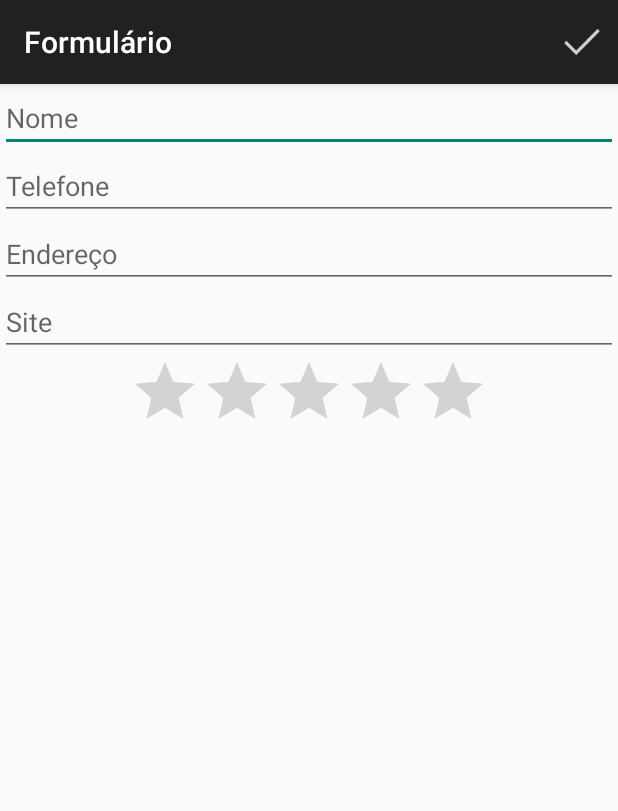
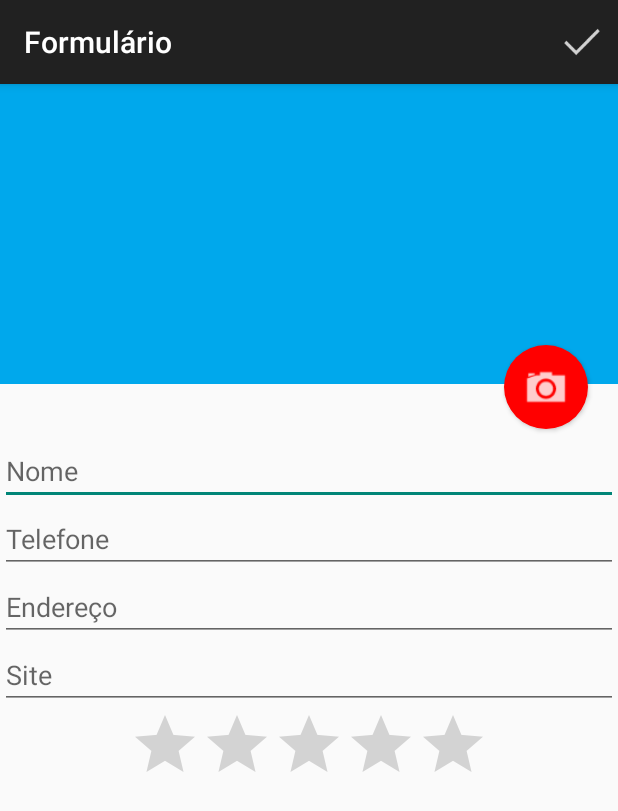
Before and after one commit to lucasgcampos/caelum-fj-57, an Android app: the FormularioActivity screen opened directly, with no data from a screen before it, after a tap on "ok", on a phone screen of 412 x 824 dp. Shown: the top 811 px of the screen. Run offline under Robolectric (Android 15) with nearby library versions, the phone set to English and light mode, and no system bars.

Commit message:
load image and update database

```diff
--- a/Cadastro/app/src/main/AndroidManifest.xml
+++ b/Cadastro/app/src/main/AndroidManifest.xml
@@ -23,5 +23,6 @@
     </application>
 
     <uses-permission android:name="android.permission.CALL_PHONE"></uses-permission>
+    <uses-permission android:name="android.permission.WRITE_EXTERNAL_STORAGE"></uses-permission>
 
 </manifest>
--- a/Cadastro/app/src/main/java/br/com/caelum/cadastro/FormularioActivity.java
+++ b/Cadastro/app/src/main/java/br/com/caelum/cadastro/FormularioActivity.java
@@ -1,6 +1,11 @@
 package br.com.caelum.cadastro;
 
+import android.app.Activity;
 import android.content.Intent;
+import android.graphics.Bitmap;
+import android.graphics.BitmapFactory;
+import android.net.Uri;
+import android.provider.MediaStore;
 import android.support.v7.app.ActionBarActivity;
 import android.os.Bundle;
 import android.view.Menu;
@@ -8,6 +13,8 @@ import android.view.MenuItem;
 import android.view.View;
 import android.widget.Button;
 import android.widget.Toast;
+
+import java.io.File;
 
 import br.com.caelum.cadastro.dao.AlunoDAO;
 import br.com.caelum.cadastro.helper.FormularioHelper;
@@ -17,6 +24,8 @@ import br.com.caelum.cadastro.model.Aluno;
 public class FormularioActivity extends ActionBarActivity {
 
     private FormularioHelper helper;
+    private static final int CODE_CAMERA = 1;
+    private String localArquivoFoto;
 
     @Override
     protected void onCreate(Bundle savedInstanceState) {
@@ -24,13 +33,49 @@ public class FormularioActivity extends ActionBarActivity {
         setContentView(R.layout.activity_formulario);
 
         this.helper = new FormularioHelper(this);
-
-        Intent intent = getIntent();
+        final Intent intent = getIntent();
 
         Aluno alunoEdicao = (Aluno) intent.getSerializableExtra("aluno");
         if (alunoEdicao != null) {
             helper.putOnForm(alunoEdicao);
         }
+
+        Button botaoFoto = helper.getFotoButton();
+        botaoFoto.setOnClickListener(new View.OnClickListener() {
+            @Override
+            public void onClick(View v) {
+                localArquivoFoto = getExternalFilesDir(null) + "/" + System.currentTimeMillis() + "jpg";
+
+                Uri localFoto = Uri.fromFile(new File(localArquivoFoto));
+                Intent intentFoto = new Intent(MediaStore.ACTION_IMAGE_CAPTURE);
+
+                intentFoto.putExtra(MediaStore.EXTRA_OUTPUT, localFoto);
+                startActivityForResult(intentFoto, CODE_CAMERA);
+
+//                Intent qrDroid = new Intent("la.droid.qr.scan");
+//                startActivityForResult(qrDroid, 0);
+            }
+        });
+    }
+
+    @Override
+    protected void onActivityResult(int requestCode, int resultCode, Intent data) {
+        super.onActivityResult(requestCode, resultCode, data);
+        if (requestCode == CODE_CAMERA) {
+            if (resultCode == Activity.RESULT_OK) {
+                helper.loadImage(this.localArquivoFoto);
+            } else {
+                this.localArquivoFoto = null;
+            }
+        }
+
+//        if (requestCode == 0) {
+//            if (resultCode == Activity.RESULT_OK) {
+//                String result = data.getExtras().getString("la.droid.qr.result");
+//                Toast.makeText(this, "Deu QRCode", Toast.LENGTH_LONG).show();
+//            }
+//        }
+
     }
 
     @Override
--- a/Cadastro/app/src/main/java/br/com/caelum/cadastro/ListaAlunosActivity.java
+++ b/Cadastro/app/src/main/java/br/com/caelum/cadastro/ListaAlunosActivity.java
@@ -76,7 +76,6 @@ public class ListaAlunosActivity extends ActionBarActivity {
 
         MenuItem site = menu.add("Site");
         Intent intentSite = new Intent(Intent.ACTION_VIEW);
-
         String url = alunoSelecionado.getSite().startsWith("http://") ? alunoSelecionado.getSite() : "http://" + alunoSelecionado.getSite();
         intentSite.setData(Uri.parse(url));
         site.setIntent(intentSite);
@@ -85,7 +84,6 @@ public class ListaAlunosActivity extends ActionBarActivity {
         ligar.setOnMenuItemClickListener(new MenuItem.OnMenuItemClickListener() {
             @Override
             public boolean onMenuItemClick(MenuItem item) {
-                //TODO fazer ligação
                 Intent intent = new Intent(Intent.ACTION_CALL);
                 intent.setData(Uri.parse("tel:" + alunoSelecionado.getTelefone()));
                 startActivity(intent);
--- a/Cadastro/app/src/main/java/br/com/caelum/cadastro/helper/FormularioHelper.java
+++ b/Cadastro/app/src/main/java/br/com/caelum/cadastro/helper/FormularioHelper.java
@@ -1,6 +1,11 @@
 package br.com.caelum.cadastro.helper;
 
+import android.graphics.Bitmap;
+import android.graphics.BitmapFactory;
+import android.net.Uri;
+import android.widget.Button;
 import android.widget.EditText;
+import android.widget.ImageView;
 import android.widget.RatingBar;
 import android.widget.Toast;
 
@@ -13,31 +18,42 @@ import br.com.caelum.cadastro.model.Aluno;
  */
 public class FormularioHelper {
 
-    private Aluno aluno ;
+    private Aluno aluno = new Aluno();
 
     private EditText nome;
     private EditText telefone;
     private EditText endereco;
     private EditText site;
     private RatingBar nota;
+    private ImageView foto;
+    private Button botaoFoto;
 
     public FormularioHelper(FormularioActivity activity) {
+        aluno = new Aluno();
+
         nome = (EditText) activity.findViewById(R.id.nome);
         telefone = (EditText) activity.findViewById(R.id.telefone);
         endereco = (EditText) activity.findViewById(R.id.endereco);
         site = (EditText) activity.findViewById(R.id.site);
         nota = (RatingBar) activity.findViewById(R.id.nota);
+
+        foto = (ImageView) activity.findViewById(R.id.foto);
+        botaoFoto = (Button) activity.findViewById(R.id.botaoFoto);
+    }
+
+    public Button getFotoButton() {
+        return botaoFoto;
     }
 
 
+    public Aluno getAluno() {
 
-    public Aluno getAluno() {
-        aluno = new Aluno();
         aluno.setNome((nome).getText().toString());
         aluno.setTelefone((telefone).getText().toString());
         aluno.setSite((site).getText().toString());
         aluno.setEndereco((endereco).getText().toString());
         aluno.setNota(Double.valueOf((nota).getRating()));
+        aluno.setCaminhoFoto((String) foto.getTag());
 
         return this.aluno;
     }
@@ -54,9 +70,22 @@ public class FormularioHelper {
         endereco.setText(alunoEdicao.getEndereco());
         telefone.setText(alunoEdicao.getTelefone());
         nota.setRating(new Float(alunoEdicao.getNota()));
+
+        foto.setTag(alunoEdicao.getCaminhoFoto());
+        loadImage(alunoEdicao.getCaminhoFoto());
     }
 
     public Long getId() {
-        return aluno.getId();
+        return aluno != null ? aluno.getId() : null;
+    }
+
+    public void loadImage(String localArquivoFoto) {
+        if (localArquivoFoto != null) {
+            Bitmap fotoUsuario = BitmapFactory.decodeFile(localArquivoFoto);
+            Bitmap fotoReduzida = Bitmap.createScaledBitmap(fotoUsuario, fotoUsuario.getWidth(), 300, true);
+            foto.setImageBitmap(fotoReduzida);
+            foto.setTag(localArquivoFoto);
+            foto.setScaleType(ImageView.ScaleType.FIT_XY);
+        }
     }
 }
--- a/Cadastro/app/src/main/java/br/com/caelum/cadastro/model/Aluno.java
+++ b/Cadastro/app/src/main/java/br/com/caelum/cadastro/model/Aluno.java
@@ -15,6 +15,7 @@ public class Aluno implements Serializable {
     private String endereco;
     private String site;
     private Double nota;
+    private String caminhoFoto;
 
     public boolean hasNome() {
         return !this.nome.isEmpty();
@@ -68,6 +69,14 @@ public class Aluno implements Serializable {
         this.nota = nota;
     }
 
+    public String getCaminhoFoto() {
+        return caminhoFoto;
+    }
+
+    public void setCaminhoFoto(String caminhoFoto) {
+        this.caminhoFoto = caminhoFoto;
+    }
+
     @Override
     public String toString() {
         return this.nome;
--- /dev/null
+++ b/Cadastro/app/src/main/res/drawable/formulario_foto_button.xml
@@ -0,0 +1,14 @@
+<layer-list xmlns:android="http://schemas.android.com/apk/res/android" android:shape="oval">
+    <item>
+        <shape android:shape="oval">
+            <solid android:color="#FF0000" />
+            <padding
+                android:bottom="10dp"
+                android:left="10dp"
+                android:right="10dp"
+                android:top="10dp"
+                />
+        </shape>
+    </item>
+    <item android:drawable="@drawable/ic_camera"/>
+</layer-list>
--- a/Cadastro/app/src/main/res/layout/activity_formulario.xml
+++ b/Cadastro/app/src/main/res/layout/activity_formulario.xml
@@ -4,6 +4,34 @@
     android:layout_height="match_parent"
     android:orientation="vertical"
     tools:context="br.com.caelum.cadastro.FormularioActivity">
+
+    <RelativeLayout
+        android:layout_width="wrap_content"
+        android:layout_height="235dp">
+
+        <ImageView
+            android:id="@+id/foto"
+            android:layout_width="match_parent"
+            android:layout_height="200dp"
+            android:background="#00A8EC"
+            />
+
+        <Button
+            android:id="@+id/botaoFoto"
+            android:layout_width="56dp"
+            android:layout_height="56dp"
+            android:layout_alignParentBottom="true"
+            android:layout_alignParentRight="true"
+            android:layout_marginBottom="5dp"
+            android:layout_marginRight="20dp"
+            android:background="@drawable/formulario_foto_button"
+            android:elevation="5dp"
+            android:gravity="center"
+            android:textColor="#FFFFFF"
+            android:textSize="20sp"
+            />
+
+        </RelativeLayout>
 
     <EditText
         android:id="@+id/nome"
```
Also changed, not shown: Cadastro/app/src/main/java/br/com/caelum/cadastro/dao/AlunoDAO.java (+7 -3 lines).
